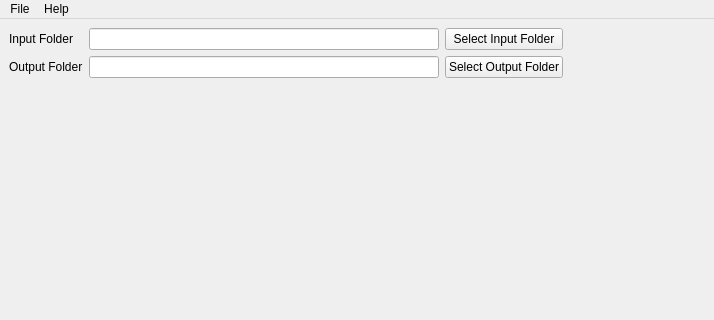
Above: Qt/widgets/mainwindow.ui from Glawster/sidecarEditor before the change; both pictures show x 0 to 714 and y 0 to 320 of the 1000 by 600 pixel window. Below: the same form after it.
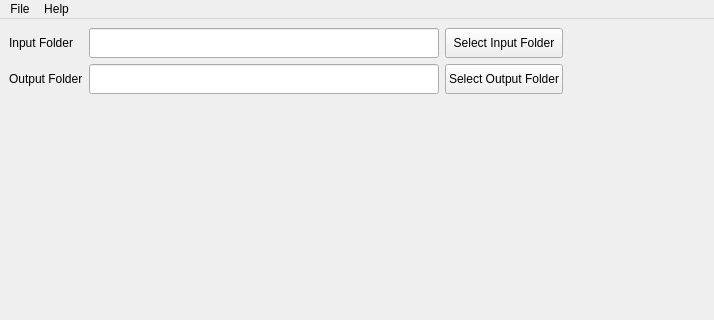
That is the form after the change. Icons and pictures are not drawn.

Commit message: Add ImagePreview widget and update, mainWindow layout for improved UI integration, input and output preview will be deprecated.

Patch:
```diff
--- a/Qt/widgets/mainwindow.ui
+++ b/Qt/widgets/mainwindow.ui
@@ -57,6 +57,12 @@
         </item>
         <item row="2" column="1">
          <widget class="QLineEdit" name="txtOutputFolder">
+          <property name="minimumSize">
+           <size>
+            <width>350</width>
+            <height>30</height>
+           </size>
+          </property>
           <property name="maximumSize">
            <size>
             <width>350</width>
@@ -77,7 +83,7 @@
           <property name="minimumSize">
            <size>
             <width>350</width>
-            <height>0</height>
+            <height>30</height>
            </size>
           </property>
           <property name="maximumSize">
@@ -90,6 +96,12 @@
         </item>
         <item row="2" column="2">
          <widget class="QPushButton" name="btnSetOutput">
+          <property name="minimumSize">
+           <size>
+            <width>0</width>
+            <height>30</height>
+           </size>
+          </property>
           <property name="text">
            <string>Select Output Folder</string>
           </property>
@@ -97,6 +109,12 @@
         </item>
         <item row="1" column="2">
          <widget class="QPushButton" name="btnSetInput">
+          <property name="minimumSize">
+           <size>
+            <width>0</width>
+            <height>30</height>
+           </size>
+          </property>
           <property name="text">
            <string>Select Input Folder</string>
           </property>
```
The commit also changes 6 other files.
